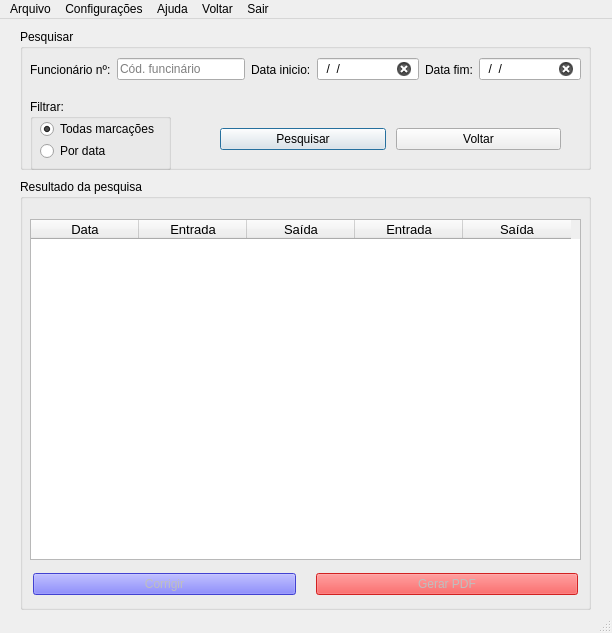
Above: tela_pesquisa.ui from WellintonRafael/Ponto_virtual before the change. Below: the same form after it.
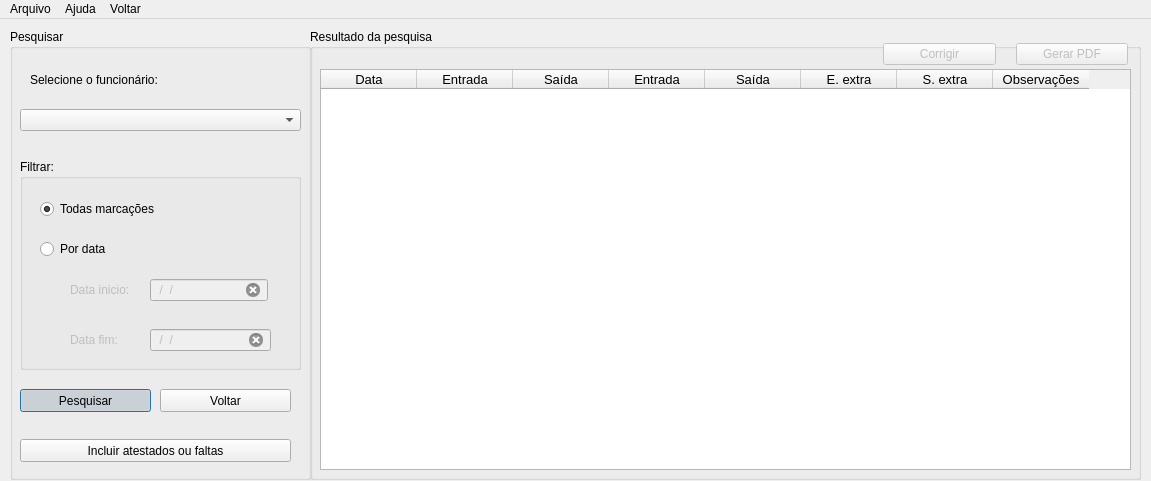
That is the form after the change.

```diff
--- a/tela_pesquisa.ui
+++ b/tela_pesquisa.ui
@@ -6,20 +6,20 @@
    <rect>
     <x>0</x>
     <y>0</y>
-    <width>612</width>
-    <height>633</height>
+    <width>1151</width>
+    <height>481</height>
    </rect>
   </property>
   <property name="minimumSize">
    <size>
-    <width>612</width>
-    <height>633</height>
+    <width>911</width>
+    <height>451</height>
    </size>
   </property>
   <property name="maximumSize">
    <size>
-    <width>612</width>
-    <height>633</height>
+    <width>10000</width>
+    <height>10000</height>
    </size>
   </property>
   <property name="windowTitle">
@@ -32,10 +32,10 @@
    <widget class="QGroupBox" name="groupBox">
     <property name="geometry">
      <rect>
-      <x>20</x>
+      <x>10</x>
       <y>10</y>
-      <width>571</width>
-      <height>141</height>
+      <width>301</width>
+      <height>451</height>
      </rect>
     </property>
     <property name="styleSheet">
@@ -44,44 +44,30 @@
     <property name="title">
      <string>Pesquisar</string>
     </property>
-    <widget class="QWidget" name="horizontalLayoutWidget">
+    <widget class="QGroupBox" name="groupBox_3">
      <property name="geometry">
       <rect>
        <x>10</x>
-       <y>20</y>
-       <width>551</width>
-       <height>41</height>
+       <y>130</y>
+       <width>281</width>
+       <height>211</height>
       </rect>
      </property>
-     <layout class="QHBoxLayout" name="horizontalLayout" stretch="9,15,5,12,5,12">
-      <property name="spacing">
-       <number>6</number>
-      </property>
-      <item>
-       <widget class="QLabel" name="label">
-        <property name="styleSheet">
-         <string notr="true"/>
-        </property>
-        <property name="text">
-         <string>Funcionário nº:</string>
-        </property>
-       </widget>
-      </item>
-      <item>
-       <widget class="QLineEdit" name="lineEdit">
-        <property name="styleSheet">
-         <string notr="true">font: 10pt &quot;MS Shell Dlg 2&quot;;</string>
-        </property>
-        <property name="placeholderText">
-         <string>Cód. funcinário</string>
-        </property>
-        <property name="clearButtonEnabled">
-         <bool>true</bool>
-        </property>
-       </widget>
-      </item>
-      <item>
+     <property name="title">
+      <string>Filtrar:</string>
+     </property>
        <widget class="QLabel" name="label_3">
+      <property name="enabled">
+       <bool>false</bool>
+      </property>
+      <property name="geometry">
+       <rect>
+        <x>50</x>
+        <y>120</y>
+        <width>64</width>
+        <height>21</height>
+       </rect>
+      </property>
         <property name="styleSheet">
          <string notr="true"/>
         </property>
@@ -89,9 +75,18 @@
          <string>Data inicio:</string>
         </property>
        </widget>
-      </item>
-      <item>
        <widget class="QLineEdit" name="lineEdit_2">
+      <property name="enabled">
+       <bool>false</bool>
+      </property>
+      <property name="geometry">
+       <rect>
+        <x>130</x>
+        <y>120</y>
+        <width>118</width>
+        <height>22</height>
+       </rect>
+      </property>
         <property name="styleSheet">
          <string notr="true">font: 10pt &quot;MS Shell Dlg 2&quot;;</string>
         </property>
@@ -105,9 +100,18 @@
          <bool>true</bool>
         </property>
        </widget>
-      </item>
-      <item>
        <widget class="QLabel" name="label_4">
+      <property name="enabled">
+       <bool>false</bool>
+      </property>
+      <property name="geometry">
+       <rect>
+        <x>50</x>
+        <y>170</y>
+        <width>61</width>
+        <height>21</height>
+       </rect>
+      </property>
         <property name="styleSheet">
          <string notr="true"/>
         </property>
@@ -115,9 +119,18 @@
          <string>Data fim:</string>
         </property>
        </widget>
-      </item>
-      <item>
        <widget class="QLineEdit" name="lineEdit_3">
+      <property name="enabled">
+       <bool>false</bool>
+      </property>
+      <property name="geometry">
+       <rect>
+        <x>130</x>
+        <y>170</y>
+        <width>121</width>
+        <height>22</height>
+       </rect>
+      </property>
         <property name="styleSheet">
          <string notr="true">font: 10pt &quot;MS Shell Dlg 2&quot;;</string>
         </property>
@@ -128,50 +141,60 @@
          <bool>true</bool>
         </property>
        </widget>
-      </item>
-     </layout>
-    </widget>
-    <widget class="QWidget" name="horizontalLayoutWidget_2">
+     <widget class="QRadioButton" name="radioButton_por_data">
      <property name="geometry">
       <rect>
-       <x>200</x>
+        <x>20</x>
        <y>80</y>
-       <width>341</width>
-       <height>61</height>
-      </rect>
-     </property>
-     <layout class="QHBoxLayout" name="horizontalLayout_2" stretch="20,20">
-      <property name="spacing">
-       <number>10</number>
+        <width>124</width>
+        <height>20</height>
+       </rect>
+      </property>
+      <property name="focusPolicy">
+       <enum>Qt::ClickFocus</enum>
       </property>
-      <property name="leftMargin">
-       <number>0</number>
+      <property name="text">
+       <string>Por data</string>
       </property>
-      <property name="rightMargin">
-       <number>0</number>
+     </widget>
+     <widget class="QRadioButton" name="radioButton_tudo">
+      <property name="geometry">
+       <rect>
+        <x>20</x>
+        <y>40</y>
+        <width>124</width>
+        <height>20</height>
+       </rect>
       </property>
-      <item>
-       <widget class="QPushButton" name="pushButton_pesquisa">
-        <property name="autoFillBackground">
-         <bool>true</bool>
+      <property name="focusPolicy">
+       <enum>Qt::ClickFocus</enum>
         </property>
         <property name="styleSheet">
-         <string notr="true">font: 9pt &quot;MS Shell Dlg 2&quot;;
-</string>
+       <string notr="true"/>
         </property>
         <property name="text">
-         <string>Pesquisar</string>
-        </property>
-        <property name="autoDefault">
-         <bool>false</bool>
-        </property>
-        <property name="default">
+       <string>Todas marcações</string>
+      </property>
+      <property name="checked">
          <bool>true</bool>
         </property>
        </widget>
-      </item>
-      <item>
+    </widget>
        <widget class="QPushButton" name="pushButton_voltar">
+     <property name="geometry">
+      <rect>
+       <x>150</x>
+       <y>360</y>
+       <width>131</width>
+       <height>23</height>
+      </rect>
+     </property>
+     <property name="focusPolicy">
+      <enum>Qt::NoFocus</enum>
+     </property>
+     <property name="contextMenuPolicy">
+      <enum>Qt::NoContextMenu</enum>
+     </property>
         <property name="styleSheet">
          <string notr="true">font: 9pt &quot;MS Shell Dlg 2&quot;;</string>
         </property>
@@ -179,65 +202,93 @@
          <string>Voltar</string>
         </property>
        </widget>
-      </item>
-     </layout>
-    </widget>
-    <widget class="QGroupBox" name="groupBox_3">
+    <widget class="QLabel" name="label">
      <property name="geometry">
       <rect>
-       <x>10</x>
-       <y>70</y>
+       <x>20</x>
+       <y>40</y>
        <width>141</width>
-       <height>71</height>
+       <height>21</height>
       </rect>
      </property>
-     <property name="title">
-      <string>Filtrar:</string>
-     </property>
-     <widget class="QWidget" name="layoutWidget">
-      <property name="geometry">
-       <rect>
-        <x>10</x>
-        <y>20</y>
-        <width>126</width>
-        <height>44</height>
-       </rect>
-      </property>
-      <layout class="QVBoxLayout" name="verticalLayout">
-       <property name="spacing">
-        <number>2</number>
-       </property>
-       <item>
-        <widget class="QRadioButton" name="radioButton_tudo">
          <property name="styleSheet">
           <string notr="true"/>
          </property>
          <property name="text">
-          <string>Todas marcações</string>
+      <string>Selecione o funcionário:</string>
+     </property>
+    </widget>
+    <widget class="QPushButton" name="pushButton_pesquisa">
+     <property name="geometry">
+      <rect>
+       <x>10</x>
+       <y>360</y>
+       <width>131</width>
+       <height>23</height>
+      </rect>
+     </property>
+     <property name="focusPolicy">
+      <enum>Qt::TabFocus</enum>
+     </property>
+     <property name="contextMenuPolicy">
+      <enum>Qt::DefaultContextMenu</enum>
+     </property>
+     <property name="styleSheet">
+      <string notr="true">font: 75 9pt &quot;MS Shell Dlg 2&quot;;</string>
+     </property>
+     <property name="text">
+      <string>Pesquisar</string>
+     </property>
+     <property name="checkable">
+      <bool>true</bool>
          </property>
          <property name="checked">
           <bool>true</bool>
          </property>
-        </widget>
-       </item>
-       <item>
-        <widget class="QRadioButton" name="radioButton_por_data">
+     <property name="autoExclusive">
+      <bool>true</bool>
+     </property>
+     <property name="autoDefault">
+      <bool>true</bool>
+     </property>
+     <property name="default">
+      <bool>true</bool>
+     </property>
+    </widget>
+    <widget class="QComboBox" name="comboBox">
+     <property name="geometry">
+      <rect>
+       <x>10</x>
+       <y>80</y>
+       <width>281</width>
+       <height>22</height>
+      </rect>
+     </property>
+    </widget>
+    <widget class="QPushButton" name="pushButton_atestado">
+     <property name="geometry">
+      <rect>
+       <x>10</x>
+       <y>410</y>
+       <width>271</width>
+       <height>23</height>
+      </rect>
+     </property>
+     <property name="focusPolicy">
+      <enum>Qt::ClickFocus</enum>
+     </property>
          <property name="text">
-          <string>Por data</string>
-         </property>
-        </widget>
-       </item>
-      </layout>
-     </widget>
+      <string>Incluir atestados ou faltas</string>
+     </property>
     </widget>
    </widget>
    <widget class="QGroupBox" name="groupBox_2">
     <property name="geometry">
      <rect>
-      <x>20</x>
-      <y>160</y>
-      <width>571</width>
-      <height>431</height>
+      <x>310</x>
+      <y>10</y>
+      <width>831</width>
+      <height>451</height>
      </rect>
     </property>
     <property name="styleSheet">
@@ -251,8 +302,8 @@
       <rect>
        <x>10</x>
        <y>40</y>
-       <width>551</width>
-       <height>341</height>
+       <width>811</width>
+       <height>401</height>
       </rect>
      </property>
      <property name="font">
@@ -276,8 +327,11 @@
      <property name="gridStyle">
       <enum>Qt::DotLine</enum>
      </property>
+     <property name="columnCount">
+      <number>8</number>
+     </property>
      <attribute name="horizontalHeaderDefaultSectionSize">
-      <number>108</number>
+      <number>96</number>
      </attribute>
      <column>
       <property name="text">
@@ -304,6 +358,21 @@
        <string>Saída</string>
       </property>
      </column>
+     <column>
+      <property name="text">
+       <string>E. extra</string>
+      </property>
+     </column>
+     <column>
+      <property name="text">
+       <string>S. extra</string>
+      </property>
+     </column>
+     <column>
+      <property name="text">
+       <string>Observações</string>
+      </property>
+     </column>
     </widget>
     <widget class="QLabel" name="label_5">
      <property name="geometry">
@@ -335,9 +404,9 @@
     <widget class="QWidget" name="horizontalLayoutWidget_3">
      <property name="geometry">
       <rect>
-       <x>10</x>
-       <y>390</y>
-       <width>551</width>
+       <x>570</x>
+       <y>10</y>
+       <width>251</width>
        <height>31</height>
       </rect>
      </property>
@@ -358,7 +427,7 @@
         </property>
         <property name="styleSheet">
          <string notr="true">font: 9pt &quot;MS Shell Dlg 2&quot;;
-background-color: rgb(80, 80, 255);</string>
+</string>
         </property>
         <property name="text">
          <string>Corrigir</string>
@@ -372,7 +441,7 @@
         </property>
         <property name="styleSheet">
          <string notr="true">font: 9pt &quot;MS Shell Dlg 2&quot;;
-background-color: rgb(255, 40, 40);</string>
+</string>
         </property>
         <property name="text">
          <string>Gerar PDF</string>
@@ -388,7 +457,7 @@
     <rect>
      <x>0</x>
      <y>0</y>
-     <width>612</width>
+     <width>1151</width>
      <height>21</height>
     </rect>
    </property>
@@ -399,15 +468,7 @@
     <addaction name="actionSalvar"/>
     <addaction name="actionImprimir"/>
     <addaction name="separator"/>
-    <addaction name="actionVoltar"/>
-    <addaction name="separator"/>
-    <addaction name="actionFechar_programa"/>
-   </widget>
-   <widget class="QMenu" name="menuSair">
-    <property name="title">
-     <string>Configurações</string>
-    </property>
-    <addaction name="actionEscolher_tema"/>
+    <addaction name="actionFechar"/>
    </widget>
    <widget class="QMenu" name="menuAjuda">
     <property name="title">
@@ -415,23 +476,15 @@
     </property>
     <addaction name="actionTutorial"/>
    </widget>
-   <widget class="QMenu" name="menuSair_2">
-    <property name="title">
-     <string>Sair</string>
-    </property>
-   </widget>
    <widget class="QMenu" name="menuVoltar">
     <property name="title">
      <string>Voltar</string>
     </property>
    </widget>
    <addaction name="menuArquivo"/>
-   <addaction name="menuSair"/>
    <addaction name="menuAjuda"/>
    <addaction name="menuVoltar"/>
-   <addaction name="menuSair_2"/>
   </widget>
-  <widget class="QStatusBar" name="statusbar"/>
   <action name="actionSalvar">
    <property name="text">
     <string>Salvar</string>
```
Left out of the diff: 32 changed lines with no effect on the pictures. Lines whose indentation alone changed are shown as unchanged.
